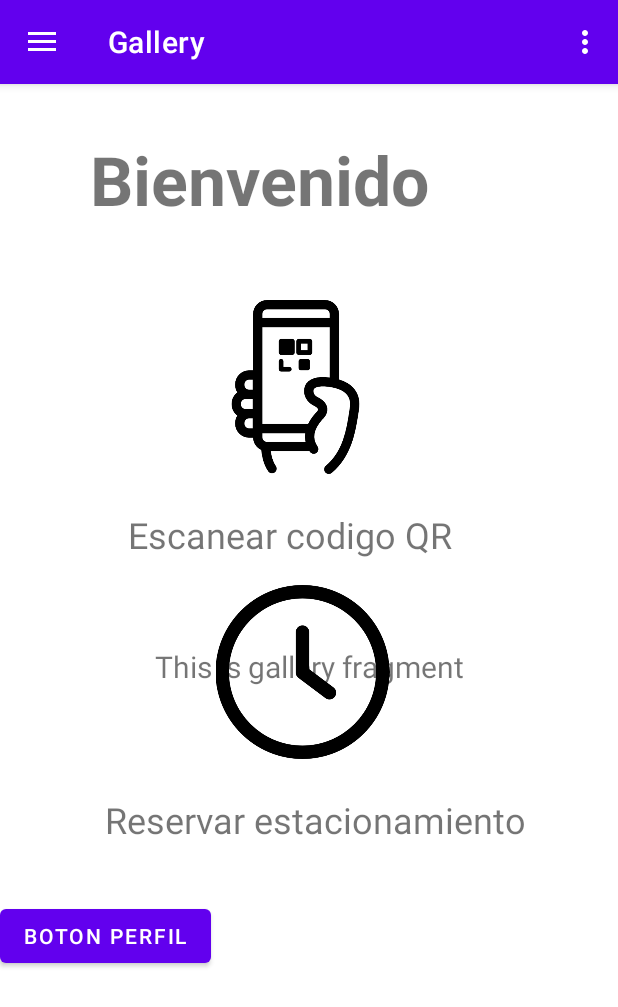
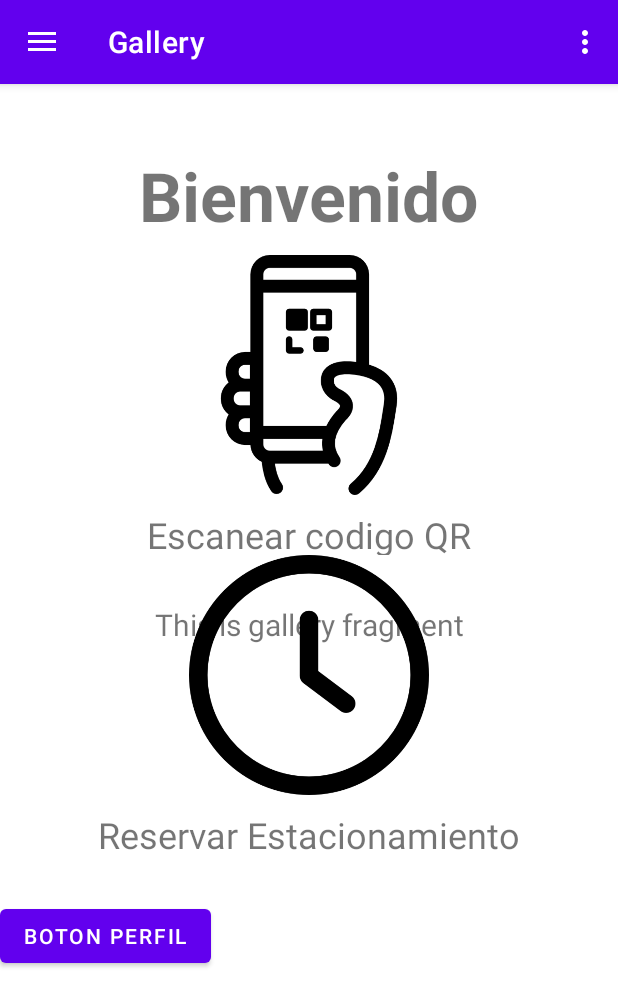
Before and after one commit to ftoledoroa/ProyectoTituloFuentesToledo, an Android app: the BienvenidaPantalla screen opened directly, with no data from a screen before it, in the side drawer, after a tap on "Gallery", on a phone screen of 412 x 824 dp. Shown: the top 1007 px of the screen. Run offline under Robolectric (Android 15) with nearby library versions, the phone set to English and light mode, and no system bars; our stand-ins replace navigation-ui.

Commit message:
actualizacion: pantalla lista estacionamientos

```diff
--- a/app/src/main/java/com/example/proyectotitulofuentestoledo/BienvenidaPantalla.java
+++ b/app/src/main/java/com/example/proyectotitulofuentestoledo/BienvenidaPantalla.java
@@ -8,6 +8,8 @@ import android.view.Menu;
 import android.widget.Button;
 
 import android.widget.ImageView;
+import android.widget.RelativeLayout;
+import android.widget.Toast;
 
 import com.google.android.material.snackbar.Snackbar;
 import com.google.android.material.navigation.NavigationView;
@@ -35,7 +37,7 @@ public class BienvenidaPantalla extends AppCompatActivity {
         setContentView(binding.getRoot());
 
         setSupportActionBar(binding.appBarBienvenidaPantalla.toolbar);
-        binding.appBarBienvenidaPantalla.imageView2.setOnClickListener(new View.OnClickListener() {
+        binding.appBarBienvenidaPantalla.btPerfil.setOnClickListener(new View.OnClickListener() {
             @Override
 
             public void onClick(View view) {
@@ -57,6 +59,29 @@ public class BienvenidaPantalla extends AppCompatActivity {
         NavController navController = Navigation.findNavController(this, R.id.nav_host_fragment_content_bienvenida_pantalla);
         NavigationUI.setupActionBarWithNavController(this, navController, mAppBarConfiguration);
         NavigationUI.setupWithNavController(navigationView, navController);
+
+
+        RelativeLayout rlEscanear = findViewById(R.id.rlEscanearQR);
+        rlEscanear.setOnClickListener(new View.OnClickListener() {
+            @Override
+            public void onClick(View v) {
+                //intent i = new Intent(BienvenidaPantalla.this,ActivityReservar.class);
+                //startActivity(i);
+                Toast.makeText(BienvenidaPantalla.this, "Acá ase añadirá la funcion de Camara", Toast.LENGTH_SHORT).show();
+
+            }
+        });
+
+
+        RelativeLayout rlReservar = findViewById(R.id.rlReservar);
+        rlReservar.setOnClickListener(new View.OnClickListener() {
+            @Override
+            public void onClick(View v) {
+                Intent i = new Intent(BienvenidaPantalla.this,ActivityReservar.class);
+                startActivity(i);
+
+            }
+        });
     }
 
     @Override
--- a/app/src/main/java/com/example/proyectotitulofuentestoledo/ui/home/HomeViewModel.java
+++ b/app/src/main/java/com/example/proyectotitulofuentestoledo/ui/home/HomeViewModel.java
@@ -10,7 +10,7 @@ public class HomeViewModel extends ViewModel {
 
     public HomeViewModel() {
         mText = new MutableLiveData<>();
-        mText.setValue("Perfil de usuario");
+        mText.setValue("");
     }
 
     public LiveData<String> getText() {
--- a/app/src/main/res/layout/app_bar_bienvenida_pantalla.xml
+++ b/app/src/main/res/layout/app_bar_bienvenida_pantalla.xml
@@ -1,5 +1,5 @@
 <?xml version="1.0" encoding="utf-8"?>
-<androidx.coordinatorlayout.widget.CoordinatorLayout xmlns:android="http://schemas.android.com/apk/res/android"
+<RelativeLayout xmlns:android="http://schemas.android.com/apk/res/android"
     xmlns:app="http://schemas.android.com/apk/res-auto"
     xmlns:tools="http://schemas.android.com/tools"
     android:layout_width="match_parent"
@@ -7,6 +7,7 @@
     tools:context=".BienvenidaPantalla">
 
     <com.google.android.material.appbar.AppBarLayout
+        android:id="@+id/appBarLayout"
         android:layout_width="match_parent"
         android:layout_height="wrap_content"
         android:theme="@style/Theme.ProyectoTituloFuentesToledo.AppBarOverlay">
@@ -24,50 +25,72 @@
 
     <TextView
         android:id="@+id/tvTitulo"
-        android:layout_width="286dp"
+        android:layout_width="wrap_content"
         android:layout_height="wrap_content"
-        android:layout_alignParentLeft="true"
-        android:layout_alignParentTop="true"
         android:layout_centerHorizontal="true"
-        android:layout_marginLeft="60dp"
-        android:layout_marginTop="89dp"
+        android:layout_marginTop="100dp"
         android:text="Bienvenido"
         android:textSize="45sp"
         android:textStyle="bold" />
 
+    <RelativeLayout
+        android:layout_width="match_parent"
+        android:layout_height="200dp"
+        android:layout_alignTop="@+id/tvTitulo"
+        android:layout_marginTop="70dp">
+        <RelativeLayout
+            android:id="@+id/rlEscanearQR"
+            android:layout_width="wrap_content"
+            android:layout_height="match_parent"
+            android:layout_centerHorizontal="true">
+
             <ImageView
-        android:id="@+id/imageView2"
-        android:layout_width="123dp"
-        android:layout_height="116dp"
-        android:layout_marginHorizontal="135dp"
-        android:layout_marginTop="200dp"
+                android:layout_width="160dp"
+                android:layout_height="160dp"
+                android:layout_centerHorizontal="true"
                 app:srcCompat="@drawable/iconoqr" />
 
             <TextView
-        android:id="@+id/tvEscanear"
-        android:layout_width="229dp"
+                android:layout_width="wrap_content"
                 android:layout_height="wrap_content"
-        android:layout_marginLeft="85dp"
-        android:layout_marginTop="340dp"
+                android:layout_marginTop="170dp"
                 android:text="Escanear codigo QR"
                 android:textSize="24sp" />
 
+        </RelativeLayout>
+
+    </RelativeLayout>
+
+
+    <RelativeLayout
+        android:layout_width="match_parent"
+        android:layout_height="200dp"
+        android:layout_alignTop="@+id/tvTitulo"
+        android:layout_marginTop="270dp">
+        <RelativeLayout
+            android:id="@+id/rlReservar"
+            android:layout_width="wrap_content"
+            android:layout_height="match_parent"
+            android:layout_centerHorizontal="true"
+            >
             <ImageView
-        android:id="@+id/imageView5"
-        android:layout_width="123dp"
-        android:layout_height="116dp"
-        android:layout_marginLeft="140dp"
-        android:layout_marginTop="390dp"
+                android:layout_width="160dp"
+                android:layout_height="160dp"
+                android:layout_centerHorizontal="true"
                 app:srcCompat="@drawable/iconorelog" />
 
             <TextView
-        android:id="@+id/tvReservar"
-        android:layout_width="287dp"
+                android:layout_width="wrap_content"
                 android:layout_height="wrap_content"
-        android:layout_marginLeft="70dp"
-        android:layout_marginTop="530dp"
-        android:text="Reservar estacionamiento"
+                android:layout_marginTop="170dp"
+                android:layout_centerHorizontal="true"
+                android:text="Reservar Estacionamiento"
                 android:textSize="24sp" />
+
+        </RelativeLayout>
+
+    </RelativeLayout>
+
 
     <Button
         android:id="@+id/btPerfil"
@@ -77,4 +100,4 @@
         android:text="Boton perfil" />
 
 
-</androidx.coordinatorlayout.widget.CoordinatorLayout>
+</RelativeLayout>
--- a/app/src/main/res/menu/activity_main_drawer.xml
+++ b/app/src/main/res/menu/activity_main_drawer.xml
@@ -7,7 +7,7 @@
         <item
             android:id="@+id/nav_perfil"
             android:icon="@android:drawable/btn_star"
-            android:title="Perfil de Usuario" />
+            android:title="@string/menu_home" />
         <item
             android:id="@+id/nav_gallery"
             android:icon="@drawable/ic_menu_gallery"
```
Also changed, not shown: app/src/main/AndroidManifest.xml (+17 -9 lines), app/src/main/java/com/example/proyectotitulofuentestoledo/ActivityReservar.java (added, +14 -0 lines), app/src/main/java/com/example/proyectotitulofuentestoledo/modelo/Usuario.java (+4 -3 lines), app/src/main/java/com/example/proyectotitulofuentestoledo/modelo/usuario.java (deleted, +0 -30 lines), app/src/main/res/layout/activity_qrpopup.xml (deleted, +0 -47 lines), app/src/main/res/layout/activity_reservar.xml (added, +16 -0 lines). Lines whose indentation alone changed are shown as unchanged.
